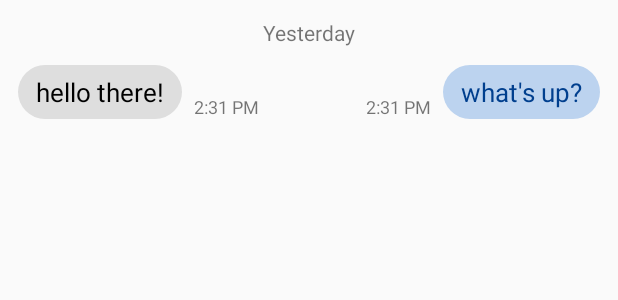
After one commit to potados99/GeoMms, an Android app: the layout activity_conversation_message_item.xml on its own in the app's theme, with its tools: preview values and no code run, on a phone screen of 412 x 824 dp. The commit adds this screen. Shown: the top 300 px of the screen. Run offline under Robolectric (Android 15) with nearby library versions, the phone set to English and light mode, and no system bars.

Commit message:
Implement: message UI. read only. TODO: clean code, write docs.

```diff
--- a/app/src/main/java/com/potados/geomms/di/modules.kt
+++ b/app/src/main/java/com/potados/geomms/di/modules.kt
@@ -6,6 +6,11 @@ import org.koin.android.ext.koin.androidContext
 import org.koin.dsl.module
 
 val myModules = module {
+
+    single {
+        androidContext().contentResolver
+    }
+
     single {
         MessageRepositoryImpl(androidContext().contentResolver) as MessageRepository /* 타입캐스팅 필쑤!! */
     }
--- a/app/src/main/java/com/potados/geomms/util/ContactHelper.kt
+++ b/app/src/main/java/com/potados/geomms/util/ContactHelper.kt
@@ -1,5 +1,6 @@
 package com.potados.geomms.util
 
+import android.content.ContentResolver
 import android.provider.ContactsContract.PhoneLookup
 import android.content.Context
 import android.net.Uri
@@ -7,8 +8,7 @@ import android.net.Uri
 
 class ContactHelper {
     companion object {
-        fun getContactName(context: Context, phoneNumber: String): String? {
-            val resolver = context.contentResolver
+        fun getContactName(resolver: ContentResolver, phoneNumber: String): String? {
             val uri = Uri.withAppendedPath(
                 PhoneLookup.CONTENT_FILTER_URI,
                 Uri.encode(phoneNumber)
--- /dev/null
+++ b/app/src/main/res/drawable/rounded_blue.xml
@@ -0,0 +1,14 @@
+<?xml version="1.0" encoding="utf-8"?>
+<shape xmlns:android="http://schemas.android.com/apk/res/android"
+       android:shape="rectangle" >
+
+    <!-- View background color -->
+    <solid
+            android:color="#BCD3EF" >
+    </solid>
+
+    <!-- The radius makes the corners rounded -->
+    <corners
+            android:radius="20dp">
+    </corners>
+</shape>
--- /dev/null
+++ b/app/src/main/res/drawable/rounded_gray.xml
@@ -0,0 +1,14 @@
+<?xml version="1.0" encoding="utf-8"?>
+<shape xmlns:android="http://schemas.android.com/apk/res/android"
+       android:shape="rectangle" >
+
+    <!-- View background color -->
+    <solid
+            android:color="#DEDEDE" >
+    </solid>
+
+    <!-- The radius makes the corners rounded -->
+    <corners
+            android:radius="20dp">
+    </corners>
+</shape>
--- /dev/null
+++ b/app/src/main/res/layout/activity_conversation_message_item.xml
@@ -0,0 +1,133 @@
+<?xml version="1.0" encoding="utf-8"?>
+<androidx.constraintlayout.widget.ConstraintLayout xmlns:android="http://schemas.android.com/apk/res/android"
+                                                   xmlns:app="http://schemas.android.com/apk/res-auto"
+                                                   xmlns:tools="http://schemas.android.com/tools"
+                                                   android:orientation="vertical"
+                                                   android:layout_width="match_parent"
+                                                   android:layout_height="wrap_content">
+
+
+    <!--시간 레이아웃-->
+    <androidx.constraintlayout.widget.ConstraintLayout
+            android:layout_width="match_parent"
+            android:layout_height="wrap_content"
+            android:id="@+id/message_resume_date_layout"
+            app:layout_constraintTop_toTopOf="parent"
+            app:layout_constraintStart_toStartOf="parent"
+            app:layout_constraintEnd_toEndOf="parent"
+            app:layout_constraintBottom_toTopOf="@+id/message_layout"
+            tools:visibility="visible"
+            android:visibility="gone">
+
+        <!--대화 재개 시간-->
+        <TextView
+                android:layout_width="wrap_content"
+                android:layout_height="wrap_content"
+                android:id="@+id/message_resume_date"
+                app:layout_constraintTop_toTopOf="parent"
+                app:layout_constraintStart_toStartOf="parent"
+                app:layout_constraintEnd_toEndOf="parent"
+                app:layout_constraintBottom_toBottomOf="parent"
+                tools:text="Yesterday"
+                android:layout_marginTop="12dp"
+                android:layout_marginBottom="4dp"/>
+
+    </androidx.constraintlayout.widget.ConstraintLayout>
+
+
+    <!--메시지 레이아웃-->
+    <androidx.constraintlayout.widget.ConstraintLayout
+            android:layout_width="match_parent"
+            android:layout_height="wrap_content"
+            app:layout_constraintStart_toStartOf="parent"
+            app:layout_constraintEnd_toEndOf="parent"
+            app:layout_constraintBottom_toBottomOf="parent"
+            android:id="@+id/message_layout"
+            app:layout_constraintHorizontal_bias="0.0" app:layout_constraintTop_toBottomOf="@+id/message_resume_date_layout"
+    >
+
+        <!--보낸 메시지 레이아웃-->
+        <androidx.constraintlayout.widget.ConstraintLayout
+                android:layout_width="wrap_content"
+                android:layout_height="wrap_content"
+                android:id="@+id/message_sent_layout" app:layout_constraintEnd_toEndOf="parent"
+                app:layout_constraintTop_toTopOf="parent" app:layout_constraintBottom_toBottomOf="parent"
+                tools:visibility="visible" android:visibility="gone">
+
+            <!--보낸 시각-->
+            <TextView
+                    android:layout_width="wrap_content"
+                    android:layout_height="wrap_content"
+                    android:id="@+id/message_sent_time"
+                    android:textSize="12sp"
+                    tools:text="2:31 PM"
+                    app:layout_constraintEnd_toStartOf="@+id/message_sent_body"
+                    android:layout_marginEnd="8dp"
+                    app:layout_constraintBottom_toBottomOf="parent"
+                    android:layout_marginBottom="8dp"/>
+
+            <!--메시지 내용-->
+            <TextView
+                    android:layout_width="wrap_content"
+                    android:layout_height="wrap_content"
+                    android:background="@drawable/rounded_blue"
+                    android:textColor="#003F8E"
+                    tools:text="what's up?"
+                    android:textSize="17sp"
+                    android:padding="6dp"
+                    android:paddingStart="12dp"
+                    android:paddingEnd="12dp"
+                    android:maxWidth="280dp"
+                    android:id="@+id/message_sent_body"
+                    android:layout_marginTop="8dp"
+                    app:layout_constraintTop_toTopOf="parent"
+                    android:layout_marginBottom="8dp"
+                    app:layout_constraintBottom_toBottomOf="parent"
+                    app:layout_constraintEnd_toEndOf="parent"
+                    android:layout_marginEnd="12dp"/>
+
+        </androidx.constraintlayout.widget.ConstraintLayout>
+
+        <!--받은 메시지 레이아웃-->
+        <androidx.constraintlayout.widget.ConstraintLayout
+                android:layout_width="wrap_content"
+                android:layout_height="wrap_content"
+                android:id="@+id/message_received_layout"
+                app:layout_constraintStart_toStartOf="parent" app:layout_constraintTop_toTopOf="parent"
+                app:layout_constraintBottom_toBottomOf="parent" android:visibility="gone" tools:visibility="visible">
+
+            <!--보낸 시각-->
+            <TextView
+                    android:layout_width="wrap_content"
+                    android:layout_height="wrap_content"
+                    android:id="@+id/message_received_time"
+                    android:textSize="12sp"
+                    tools:text="2:31 PM"
+                    app:layout_constraintStart_toEndOf="@+id/message_received_body"
+                    android:layout_marginStart="8dp" app:layout_constraintBottom_toBottomOf="parent"
+                    android:layout_marginBottom="8dp"/>
+
+            <!--메시지 내용-->
+            <TextView
+                    android:layout_width="wrap_content"
+                    android:layout_height="wrap_content"
+                    android:background="@drawable/rounded_gray"
+                    android:textColor="@android:color/black"
+                    tools:text="hello there!"
+                    android:textSize="17sp"
+                    android:padding="6dp"
+                    android:paddingStart="12dp"
+                    android:paddingEnd="12dp"
+                    android:maxWidth="280dp"
+                    android:id="@+id/message_received_body"
+                    app:layout_constraintTop_toTopOf="parent" app:layout_constraintBottom_toBottomOf="parent"
+                    android:layout_marginTop="8dp" android:layout_marginBottom="8dp"
+                    app:layout_constraintStart_toStartOf="parent" android:layout_marginStart="12dp"/>
+
+        </androidx.constraintlayout.widget.ConstraintLayout>
+
+    </androidx.constraintlayout.widget.ConstraintLayout>
+
+
+
+</androidx.constraintlayout.widget.ConstraintLayout>
```
Also changed, not shown: app/src/main/java/com/potados/geomms/activity/ConversationActivity.kt (+17 -1 lines), app/src/main/java/com/potados/geomms/adapter/ConversationRecyclerViewAdapter.kt (added, +91 -0 lines), app/src/main/java/com/potados/geomms/adapter/MessageListRecyclerViewAdapter.kt (+15 -2 lines), app/src/main/res/layout/activity_conversation.xml (+18 -2 lines), app/src/main/res/layout/content_conversation.xml (deleted, +0 -12 lines), app/src/main/res/layout/fragment_message_list_item.xml (+10 -9 lines).
